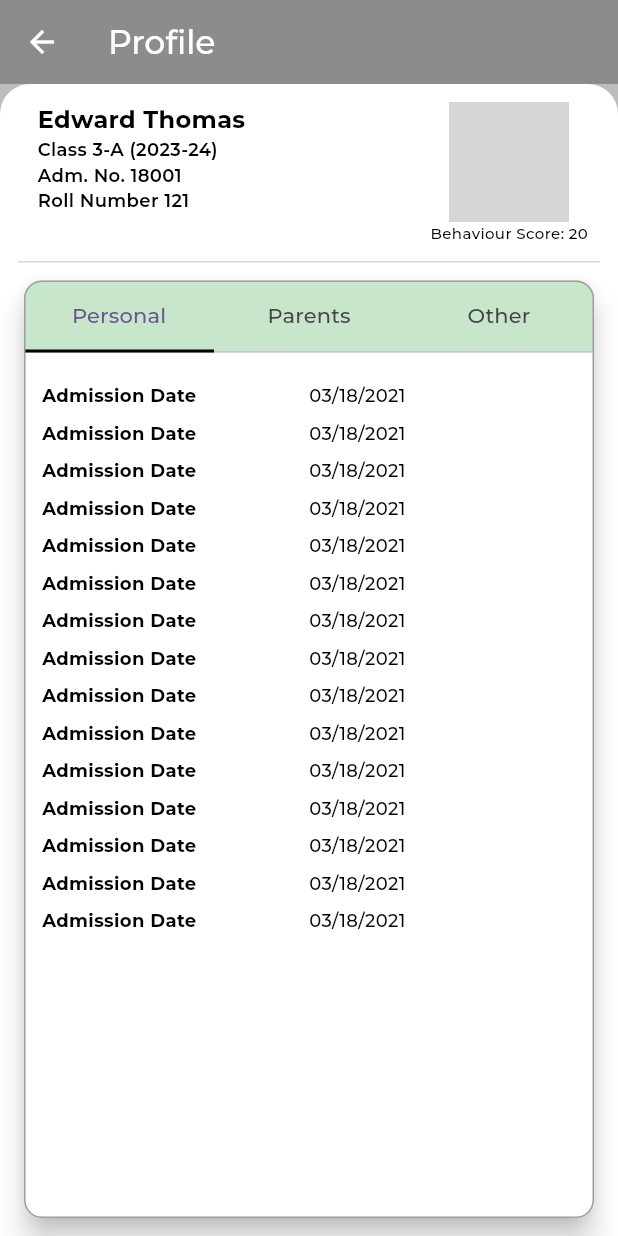
After one commit to rajotiyapawan/smart_school, a Flutter app: the ProfileScreen screen opened by its route, on a phone screen of 412 x 824 dp. The commit adds this screen. Run offline on Flutter 3.47's test engine with Material 3 defaults, Android fonts, the light colour scheme and no system bars; drawn by our look-alikes of cached_network_image; our stand-ins replace dio, equatable, flutter_bloc, get_it, google_fonts; network calls fail; grey boxes are pictures that could not be loaded.

Commit message:
App Routes added App icon added Profile screen added

```diff
--- /dev/null
+++ b/lib/core/routes/app_routes.dart
@@ -0,0 +1,13 @@
+import 'package:flutter/material.dart';
+import 'package:smart_school/src/dashboard/dashboard.dart';
+import 'package:smart_school/src/profile/presentation/views/profile_screen.dart';
+
+class AppRoutes {
+  static const String home = '/home';
+  static const String profile = '/profile';
+
+  static Map<String, WidgetBuilder> routes = {
+    home: (context) => DashboardScreen(),
+    profile: (context) => ProfileScreen(),
+  };
+}
--- /dev/null
+++ b/lib/core/utils/text_style.dart
@@ -0,0 +1,25 @@
+import 'package:flutter/material.dart';
+
+TextStyle baseTextStyle(double fontSize, Color color, FontWeight fontWeight) {
+  return TextStyle(
+    fontSize: fontSize,
+    color: color,
+    fontWeight: fontWeight,
+  );
+}
+
+TextStyle semibold({required double fontSize, Color? color}) {
+  return baseTextStyle(fontSize, color ?? Colors.black, FontWeight.w600);
+}
+
+TextStyle bold({required double fontSize, Color? color}) {
+  return baseTextStyle(fontSize, color ?? Colors.black, FontWeight.bold);
+}
+
+TextStyle medium({required double fontSize, Color? color}) {
+  return baseTextStyle(fontSize, color ?? Colors.black, FontWeight.w500);
+}
+
+TextStyle normal({required double fontSize, Color? color}) {
+  return baseTextStyle(fontSize, color ?? Colors.black, FontWeight.normal);
+}
--- a/lib/main.dart
+++ b/lib/main.dart
@@ -1,4 +1,6 @@
 import 'package:flutter/material.dart';
+import 'package:google_fonts/google_fonts.dart';
+import 'package:smart_school/core/routes/app_routes.dart';
 import 'package:smart_school/core/services/injection_container.dart';
 import 'package:smart_school/src/dashboard/dashboard.dart';
 
@@ -15,11 +17,16 @@ class MyApp extends StatelessWidget {
   @override
   Widget build(BuildContext context) {
     return MaterialApp(
+      initialRoute: AppRoutes.home,
+      routes: AppRoutes.routes,
       title: 'Smart School',
       debugShowCheckedModeBanner: false,
       theme: ThemeData(
         colorScheme: ColorScheme.fromSeed(seedColor: Colors.deepPurple),
         useMaterial3: true,
+          textTheme: GoogleFonts.montserratTextTheme(
+            Theme.of(context).textTheme,
+          )
       ),
       home: DashboardScreen(),
     );
--- a/lib/src/dashboard/components/dashboard_drawer.dart
+++ b/lib/src/dashboard/components/dashboard_drawer.dart
@@ -1,5 +1,6 @@
 import 'package:cached_network_image/cached_network_image.dart';
 import 'package:flutter/material.dart';
+import 'package:smart_school/core/routes/app_routes.dart';
 
 class DashboardDrawer extends StatelessWidget {
   const DashboardDrawer({
@@ -13,14 +14,14 @@ class DashboardDrawer extends StatelessWidget {
         crossAxisAlignment: CrossAxisAlignment.start,
         children: [
           Container(
-            padding: const EdgeInsets.all(16),
+            padding: const EdgeInsets.fromLTRB(16, 30, 16,16),
             color: Colors.lightBlue[100],
             child: Column(
               children: [
                 Align(
                   alignment: Alignment.topLeft,
                   child: IconButton(
-                    icon: const Icon(Icons.arrow_back, color: Colors.white),
+                    icon: const Icon(Icons.arrow_back, color: Colors.black),
                     onPressed: () {
                       Navigator.pop(context); // Close drawer
                     },
@@ -66,7 +67,7 @@ class DashboardDrawer extends StatelessWidget {
                   leading: const Icon(Icons.person),
                   title: const Text("Profile"),
                   onTap: () {
-                    Navigator.pop(context);
+                    Navigator.pushNamed(context, AppRoutes.profile);
                   },
                 ),
                 ListTile(
--- a/lib/src/dashboard/dashboard.dart
+++ b/lib/src/dashboard/dashboard.dart
@@ -18,7 +18,21 @@ class DashboardScreen extends StatelessWidget {
       key: _scaffoldKey,
       appBar: AppBar(
         backgroundColor: Colors.lightBlue[100],
-        title: const Center(child: Text("Dashboard")),
+        title: Center(
+            child: Row(
+          mainAxisSize: MainAxisSize.min,
+          children: [
+            Image.asset(
+              'assets/images/icons8-school-100.png',
+              width: 30,
+              height: 30,
+            ),
+            const Text(
+              "Dashboard",
+              style: TextStyle(fontWeight: FontWeight.bold),
+            ),
+          ],
+        )),
         leading: IconButton(
           icon: const Icon(Icons.menu), // Hamburger icon
           onPressed: () {
--- /dev/null
+++ b/lib/src/profile/presentation/views/profile_screen.dart
@@ -0,0 +1,125 @@
+import 'package:flutter/material.dart';
+import 'package:smart_school/core/utils/text_style.dart';
+import 'package:smart_school/src/profile/presentation/views/user_detail_view.dart';
+import 'package:smart_school/src/widget/common_scaffold.dart';
+
+class ProfileScreen extends StatelessWidget {
+  const ProfileScreen({super.key});
+
+  @override
+  Widget build(BuildContext context) {
+    return CommonScaffold(
+      title: 'Profile',
+      child: Column(
+        crossAxisAlignment: CrossAxisAlignment.start,
+        children: [
+          const UserDetailView(),
+          const SizedBox(
+            height: 12,
+          ),
+          Container(
+            width: double.infinity,
+            height: 1,
+            color: const Color(0xffd7d7d7),
+            margin: const EdgeInsets.symmetric(horizontal: 12),
+          ),
+          Expanded(
+            child: Card(
+              elevation: 8,
+              margin: const EdgeInsets.symmetric(horizontal: 16, vertical: 12),
+              shape: RoundedRectangleBorder(
+                  side: const BorderSide(color: Colors.grey),
+                  borderRadius: BorderRadius.circular(12)),
+              color: Colors.white,
+              child: Column(
+                crossAxisAlignment: CrossAxisAlignment.start,
+                children: [
+                  Expanded(
+                    child: DefaultTabController(
+                      length: 3, // Number of tabs
+                      child: Column(
+                        children: [
+                          Container(
+                            decoration: BoxDecoration(
+                                color: Colors.green[100],
+                                borderRadius: const BorderRadius.only(
+                                  topRight: Radius.circular(12),
+                                  topLeft: Radius.circular(12),
+                                )),
+                            child: const TabBar(
+                              indicatorColor: Colors.black,
+                              indicatorSize: TabBarIndicatorSize.tab,
+                              tabs: [
+                                Tab(text: 'Personal'),
+                                Tab(text: 'Parents'),
+                                Tab(text: 'Other'),
+                              ],
+                              isScrollable: false, // No scrolling
+                            ),
+                          ),
+                          Expanded(
+                            child: TabBarView(
+                              physics: const NeverScrollableScrollPhysics(), // No swipe
+                              children: [
+                                Container(
+                                    margin:
+                                        const EdgeInsets.symmetric(horizontal: 12, vertical: 20),
+                                    child: ListView.separated(
+                                        shrinkWrap: true,
+                                        itemCount: 15,
+                                        itemBuilder: (context, index) => profileListItem(),
+                                        separatorBuilder: (context, index) =>
+                                            const SizedBox(height: 8.0) // Add spacing between items
+                                        )),
+                                Container(
+                                  margin: const EdgeInsets.symmetric(horizontal: 12, vertical: 20),
+                                  child: Column(
+                                    children: [
+                                      profileListItem(),
+                                    ],
+                                  ),
+                                ),
+                                Container(
+                                  margin: const EdgeInsets.symmetric(horizontal: 12, vertical: 20),
+                                  child: Column(
+                                    children: [
+                                      profileListItem(),
+                                    ],
+                                  ),
+                                ),
+                              ],
+                            ),
+                          ),
+                        ],
+                      ),
+                    ),
+                  )
+                ],
+              ),
+            ),
+          )
+        ],
+      ),
+    );
+  }
+
+  Row profileListItem() {
+    return Row(
+      crossAxisAlignment: CrossAxisAlignment.start,
+      children: [
+        Expanded(
+          child: Text(
+            "Admission Date",
+            style: bold(fontSize: 12),
+          ),
+        ),
+        Expanded(
+          child: Text(
+            "03/18/2021",
+            style: medium(fontSize: 12),
+          ),
+        ),
+      ],
+    );
+  }
+}
--- /dev/null
+++ b/lib/src/profile/presentation/views/user_detail_view.dart
@@ -0,0 +1,62 @@
+import 'package:cached_network_image/cached_network_image.dart';
+import 'package:flutter/material.dart';
+import 'package:smart_school/core/utils/text_style.dart';
+
+class UserDetailView extends StatelessWidget {
+  const UserDetailView({super.key});
+
+  @override
+  Widget build(BuildContext context) {
+    return Padding(
+      padding: const EdgeInsets.only(top: 12, left: 25),
+      child: Row(
+        mainAxisSize: MainAxisSize.max,
+        crossAxisAlignment: CrossAxisAlignment.start,
+        children: [
+          Expanded(
+            child: Column(
+              crossAxisAlignment: CrossAxisAlignment.start,
+              children: [
+                Text(
+                  "Edward Thomas",
+                  style: bold(fontSize: 16),
+                ),
+                Text(
+                  "Class 3-A (2023-24)",
+                  style: semibold(fontSize: 12),
+                ),
+                Text(
+                  "Adm. No. 18001",
+                  style: semibold(fontSize: 12)
+                ),
+                Text(
+                  "Roll Number 121",
+                  style: semibold(fontSize: 12),
+                )
+              ],
+            ),
+          ),
+          Container(
+            margin: EdgeInsets.only(right: 20),
+            child: Column(
+              crossAxisAlignment: CrossAxisAlignment.center,
+              children: [
+                ClipOval(
+                    child: CachedNetworkImage(
+                  imageUrl: 'https://picsum.photos/200/300',
+                  fit: BoxFit.cover,
+                  width: 80,
+                  height: 80,
+                )),
+                const Text(
+                  "Behaviour Score: 20",
+                  style: TextStyle(fontWeight: FontWeight.w500, fontSize: 10, color: Colors.black),
+                )
+              ],
+            ),
+          )
+        ],
+      ),
+    );
+  }
+}
--- /dev/null
+++ b/lib/src/widget/common_scaffold.dart
@@ -0,0 +1,40 @@
+import 'package:flutter/material.dart';
+
+class CommonScaffold extends StatelessWidget {
+  final Widget child;
+  final String title;
+
+  const CommonScaffold({required this.child, this.title = '', super.key});
+
+  @override
+  Widget build(BuildContext context) {
+    return Scaffold(
+      backgroundColor: Colors.black26,
+      appBar: AppBar(
+        backgroundColor: Colors.black26,
+        leading: const Icon(
+          Icons.arrow_back,
+          color: Colors.white,
+        ),
+        title: Text(
+          title,
+          style: const TextStyle(fontWeight: FontWeight.w500, color: Colors.white),
+        ),
+      ),
+      body: Stack(
+        children: [
+          // Background Design
+          Container(
+            decoration: const BoxDecoration(
+              borderRadius:
+                  BorderRadius.only(topLeft: Radius.circular(20), topRight: Radius.circular(20)),
+              color: Colors.white,
+            ),
+          ),
+          // Main Content
+          child,
+        ],
+      ),
+    );
+  }
+}
```
Also changed, not shown: pubspec.yaml (+10 -0 lines), 22 other files.
